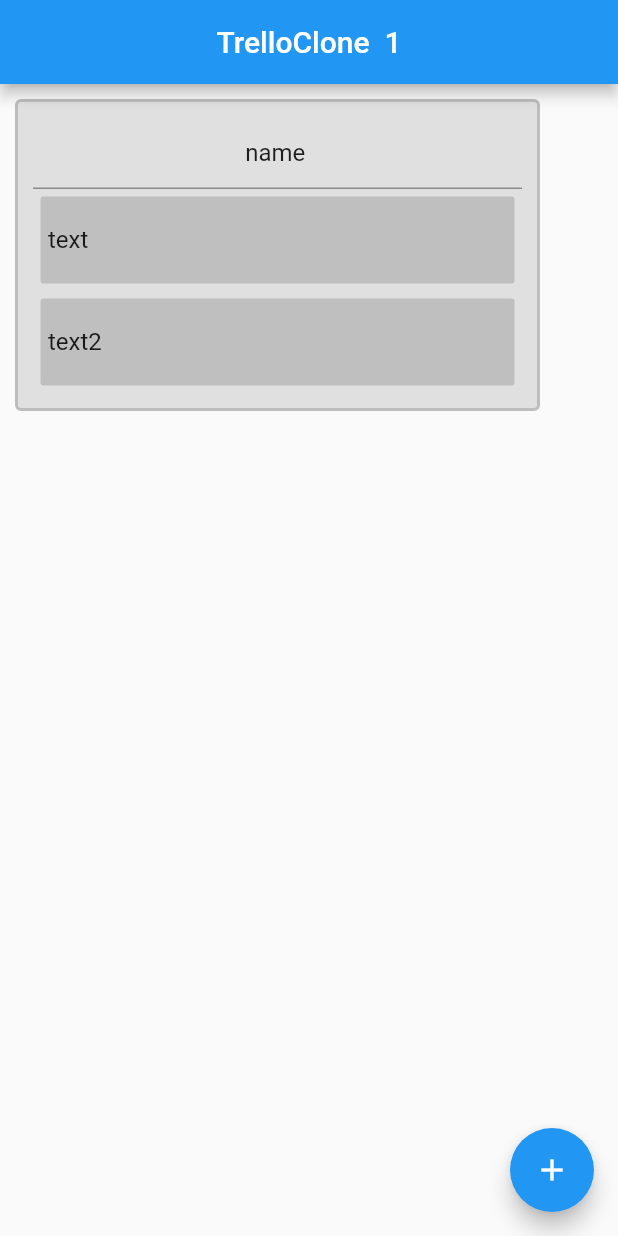
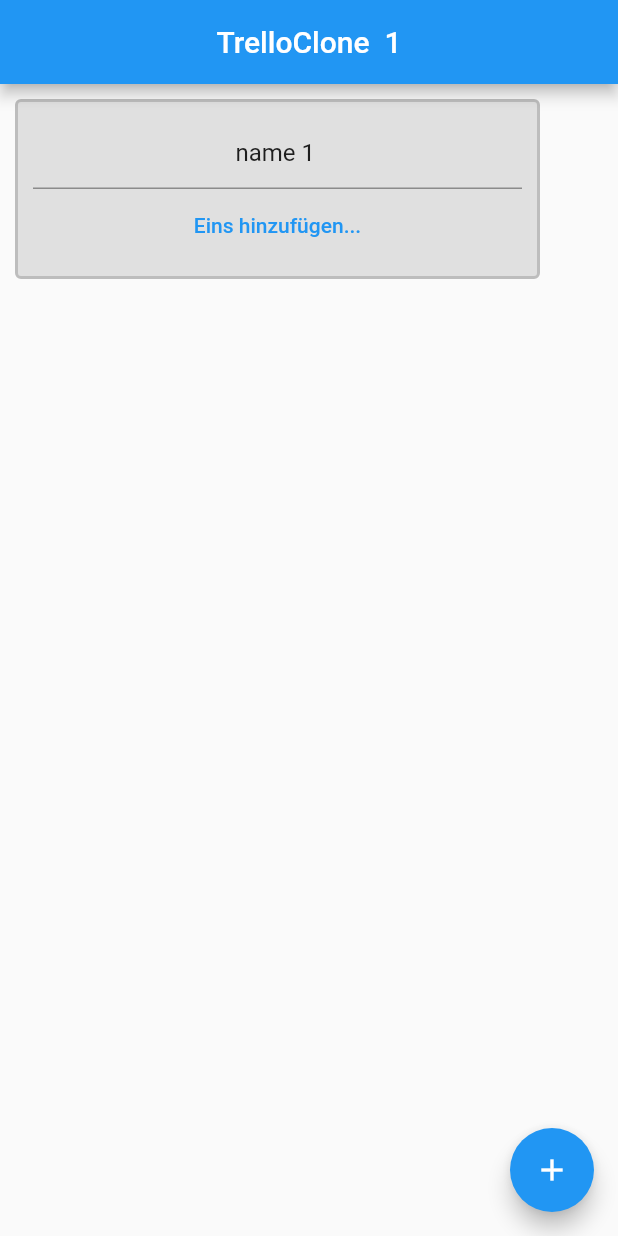
Before and after one commit to maheini/TrelloClone, a Flutter app: the screen it shows after launch, after a tap on the "add" icon, on a phone screen of 412 x 824 dp. Run offline on Flutter 3.47's test engine with Material 2 defaults, Android fonts, the phone set to English and light mode, and no system bars.

Commit message:
added keys and different list names

```diff
--- a/lib/TodoList.dart
+++ b/lib/TodoList.dart
@@ -4,6 +4,7 @@ import 'package:trelloclone/todocard.dart';
 class TodoList extends StatefulWidget {
   TodoList({String? this.name, Key? key, VoidCallback? onItemChange}) : super(key: key);
   String? name;
+  List<Widget> _cards = [];
 
   @override
   _TodoListState createState() => _TodoListState();
@@ -11,7 +12,6 @@ class TodoList extends StatefulWidget {
 
 class _TodoListState extends State<TodoList> {
 
-  List<Widget> _cards = [TodoCard(text: 'text',), TodoCard(text: 'text2',)];
   TextEditingController controller = TextEditingController();
 
 
@@ -39,7 +39,7 @@ class _TodoListState extends State<TodoList> {
             onAccept: (item) {
               if(item is TodoCard){
                 setState(() {
-                  _cards.add(item);
+                  widget._cards.add(item);
                 });
               }},
             builder: (context, candidateItems, rejectedItems) {
@@ -47,7 +47,13 @@ class _TodoListState extends State<TodoList> {
                 children: [
                   TextField(textAlign: TextAlign.center, controller: controller),
                   Column(
-                    children: _cards,
+                    children: widget._cards,
+                  ),
+                  TextButton(
+                    onPressed: () => setState(() {
+                      widget._cards.add(TodoCard(key: UniqueKey(),text: 'NewCard'));
+                    }),
+                    child: Text('Eins hinzufügen...'),
                   ),
                 ],
               );
--- a/lib/main.dart
+++ b/lib/main.dart
@@ -16,6 +16,8 @@ class MainScreen extends StatefulWidget {
 class _MainScreenState extends State<MainScreen> {
   List<Widget> _todoLists = [];
   ScrollController scrollController = ScrollController();
+
+  int counter = 1;
 
   @override
   Widget build(BuildContext context) {
@@ -37,7 +39,8 @@ class _MainScreenState extends State<MainScreen> {
       floatingActionButton: FloatingActionButton(
         child: const Icon(Icons.add),
         onPressed: () => setState(() {
-          _addTodoList('name', _todoLists);
+          _addTodoList('name $counter', _todoLists);
+          counter++;
         })
       ),
     );
@@ -45,6 +48,6 @@ class _MainScreenState extends State<MainScreen> {
   TextEditingController controller = TextEditingController();
 
   void _addTodoList(String name, List<Widget> todoLists) {
-    todoLists.add(TodoList(name: name));
+    todoLists.add(TodoList(key: UniqueKey(), name: name,));
   }
 }
--- a/lib/todocard.dart
+++ b/lib/todocard.dart
@@ -1,8 +1,11 @@
 import 'package:flutter/material.dart';
 
 class TodoCard extends StatefulWidget {
-  TodoCard({String? this.text, VoidCallback? onChanged, Key? key}) : super(key: key);
+  TodoCard({this.text, this.onChanged, Key? key}) : super(key: key);
   String? text;
+  TextEditingController controller = TextEditingController();
+
+  final VoidCallback? onChanged;
 
 
   @override
@@ -10,25 +13,27 @@ class TodoCard extends StatefulWidget {
 }
 
 class _TodoCardState extends State<TodoCard> {
-  TextEditingController controller = TextEditingController();
   BoxDecoration _textDecoration = BoxDecoration(
     color: Colors.black.withOpacity(0.15),
     borderRadius: const BorderRadius.all(Radius.circular(2)),
   );
   FocusNode focusNode = FocusNode();
 
+  bool ignorePointer = false;
 
   @override
   void initState() {
-    controller.text = widget.text?? '';
+    widget.controller.text = widget.text?? '';
     focusNode.addListener(() => setState(() {
       if(focusNode.hasFocus){
+        ignorePointer = false;
         _textDecoration = BoxDecoration(
           color: Colors.black.withOpacity(0.15),
           borderRadius: const BorderRadius.all(Radius.circular(2)),
         );
       }
       else{
+        ignorePointer = true;
         _textDecoration = BoxDecoration(
           color: Colors.black.withOpacity(0.25),
           borderRadius: const BorderRadius.all(Radius.circular(2)),
@@ -40,23 +45,30 @@ class _TodoCardState extends State<TodoCard> {
 
   @override
   Widget build(BuildContext context) {
-    return Draggable(
+    return LayoutBuilder(
+      builder: (context, constraints) => Draggable(
+        onDragCompleted: widget.onChanged,
+        feedback: Container (
+          decoration: BoxDecoration(
+            borderRadius: BorderRadius.circular(3),
+            color: Colors.black.withOpacity(0.4),
+          ),
+          width: constraints.maxWidth,
+          height: 50,
+        ),
         data: widget,
-      feedback: Container(
-        height: 40,
-        width: 350,
-        margin: const EdgeInsets.all(5),
-        decoration: _textDecoration,
-        padding: const EdgeInsets.all(5),
-      ),
         child: Container(
           margin: const EdgeInsets.all(5),
           decoration: _textDecoration,
           padding: const EdgeInsets.all(5),
+          child: IgnorePointer(
+            ignoring: ignorePointer,
             child: TextField(
               focusNode: focusNode,
               decoration: const InputDecoration(border: InputBorder.none),
-          controller: controller,
+              controller: widget.controller,
+            ),
+          ),
         ),
       ),
     );
```
Lines whose indentation alone changed are shown as unchanged.
